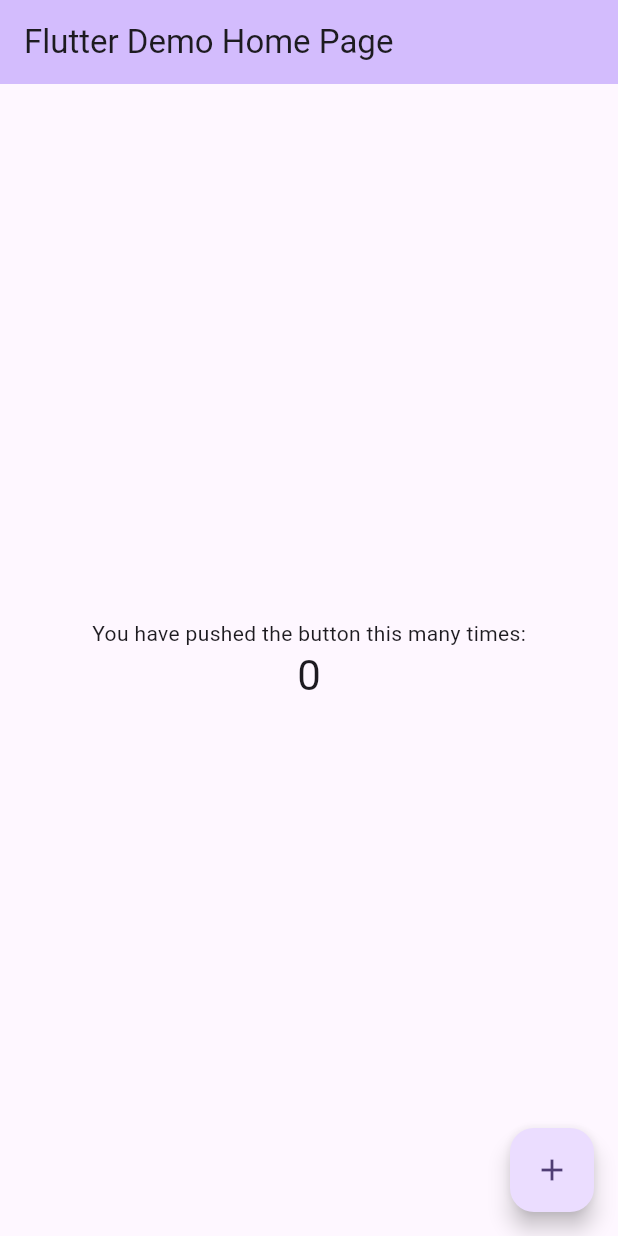
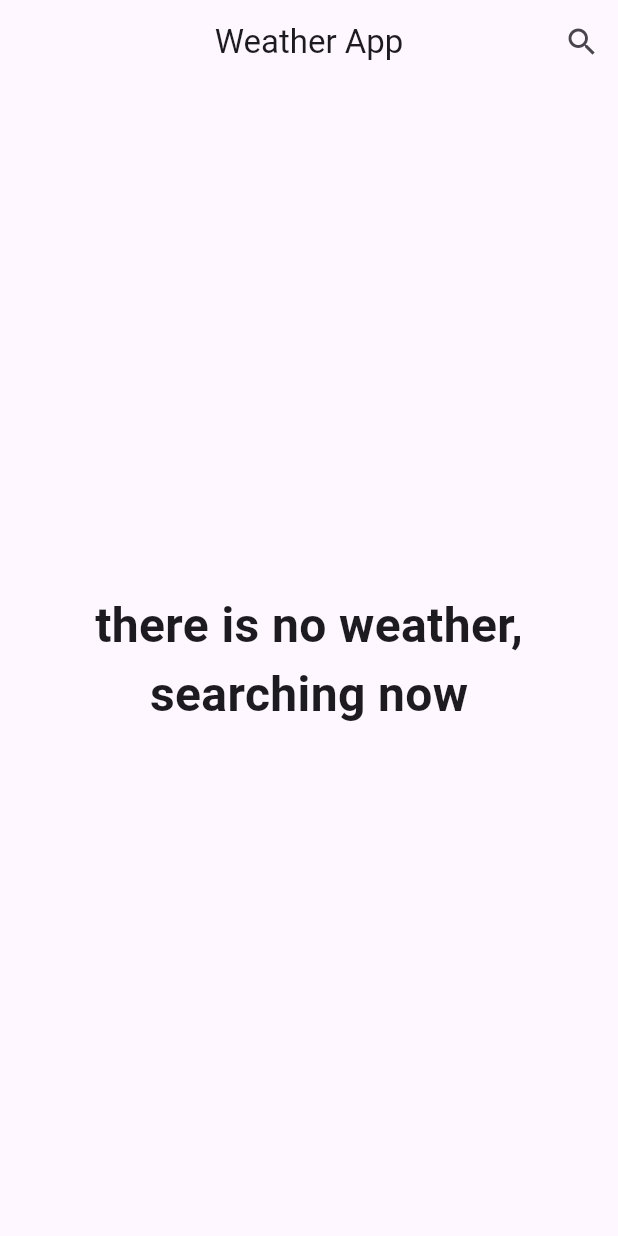
Before and after one commit to OmarFelfel03/weather_app, a Flutter app: the screen it shows after launch, on a phone screen of 412 x 824 dp. Run offline on Flutter 3.47's test engine with Material 3 defaults, Android fonts, the phone set to English and light mode, and no system bars; our stand-ins replace dio.

Commit message:
second commit

```diff
--- a/lib/main.dart
+++ b/lib/main.dart
@@ -1,6 +1,11 @@
+import 'package:dio/dio.dart';
 import 'package:flutter/material.dart';
+import 'package:weather_app/models/weather_model.dart';
+import 'package:weather_app/screens/no_weather_body.dart';
+import 'package:weather_app/screens/weather_body.dart';
+import 'package:weather_app/services/weather_service.dart';
 
-void main() {
+void main() async {
   runApp(const MyApp());
 }
 
@@ -11,112 +16,9 @@ class MyApp extends StatelessWidget {
   @override
   Widget build(BuildContext context) {
     return MaterialApp(
-      title: 'Flutter Demo',
-      theme: ThemeData(
-        // This is the theme of your application.
-        //
-        // TRY THIS: Try running your application with "flutter run". You'll see
-        // the application has a purple toolbar. Then, without quitting the app,
-        // try changing the seedColor in the colorScheme below to Colors.green
-        // and then invoke "hot reload" (save your changes or press the "hot
-        // reload" button in a Flutter-supported IDE, or press "r" if you used
-        // the command line to start the app).
-        //
-        // Notice that the counter didn't reset back to zero; the application
-        // state is not lost during the reload. To reset the state, use hot
-        // restart instead.
-        //
-        // This works for code too, not just values: Most code changes can be
-        // tested with just a hot reload.
-        colorScheme: ColorScheme.fromSeed(seedColor: Colors.deepPurple),
-      ),
-      home: const MyHomePage(title: 'Flutter Demo Home Page'),
+      title: 'weather app',
+      debugShowCheckedModeBanner: false,
+      home: NoWeatherBody(),
     );
   }
 }
-
-class MyHomePage extends StatefulWidget {
-  const MyHomePage({super.key, required this.title});
-
-  // This widget is the home page of your application. It is stateful, meaning
-  // that it has a State object (defined below) that contains fields that affect
-  // how it looks.
-
-  // This class is the configuration for the state. It holds the values (in this
-  // case the title) provided by the parent (in this case the App widget) and
-  // used by the build method of the State. Fields in a Widget subclass are
-  // always marked "final".
-
-  final String title;
-
-  @override
-  State<MyHomePage> createState() => _MyHomePageState();
-}
-
-class _MyHomePageState extends State<MyHomePage> {
-  int _counter = 0;
-
-  void _incrementCounter() {
-    setState(() {
-      // This call to setState tells the Flutter framework that something has
-      // changed in this State, which causes it to rerun the build method below
-      // so that the display can reflect the updated values. If we changed
-      // _counter without calling setState(), then the build method would not be
-      // called again, and so nothing would appear to happen.
-      _counter++;
-    });
-  }
-
-  @override
-  Widget build(BuildContext context) {
-    // This method is rerun every time setState is called, for instance as done
-    // by the _incrementCounter method above.
-    //
-    // The Flutter framework has been optimized to make rerunning build methods
-    // fast, so that you can just rebuild anything that needs updating rather
-    // than having to individually change instances of widgets.
-    return Scaffold(
-      appBar: AppBar(
-        // TRY THIS: Try changing the color here to a specific color (to
-        // Colors.amber, perhaps?) and trigger a hot reload to see the AppBar
-        // change color while the other colors stay the same.
-        backgroundColor: Theme.of(context).colorScheme.inversePrimary,
-        // Here we take the value from the MyHomePage object that was created by
-        // the App.build method, and use it to set our appbar title.
-        title: Text(widget.title),
-      ),
-      body: Center(
-        // Center is a layout widget. It takes a single child and positions it
-        // in the middle of the parent.
-        child: Column(
-          // Column is also a layout widget. It takes a list of children and
-          // arranges them vertically. By default, it sizes itself to fit its
-          // children horizontally, and tries to be as tall as its parent.
-          //
-          // Column has various properties to control how it sizes itself and
-          // how it positions its children. Here we use mainAxisAlignment to
-          // center the children vertically; the main axis here is the vertical
-          // axis because Columns are vertical (the cross axis would be
-          // horizontal).
-          //
-          // TRY THIS: Invoke "debug painting" (choose the "Toggle Debug Paint"
-          // action in the IDE, or press "p" in the console), to see the
-          // wireframe for each widget.
-          mainAxisAlignment: MainAxisAlignment.center,
-          children: <Widget>[
-            const Text('You have pushed the button this many times:'),
-            Text(
-              '$_counter',
-              style: Theme.of(context).textTheme.headlineMedium,
-            ),
-          ],
-        ),
-      ),
-      floatingActionButton: FloatingActionButton(
-        onPressed: _incrementCounter,
-        tooltip: 'Increment',
-        child: const Icon(Icons.add),
-      ), // This trailing comma makes auto-formatting nicer for build methods.
-    );
-  }
-}
--- /dev/null
+++ b/lib/screens/no_weather_body.dart
@@ -0,0 +1,42 @@
+import 'package:flutter/material.dart';
+import 'package:weather_app/screens/search_screen.dart';
+
+class NoWeatherBody extends StatelessWidget {
+  const NoWeatherBody({super.key});
+
+  @override
+  Widget build(BuildContext context) {
+    return Scaffold(
+      appBar: AppBar(
+        centerTitle: true,
+        title: Text("Weather App"),
+        actions: [
+          IconButton(
+            onPressed: () {
+              Navigator.push(
+                context,
+                MaterialPageRoute(builder: (context) => SearchScreen()),
+              );
+            },
+            icon: Icon(Icons.search),
+          ),
+        ],
+      ),
+      body: Center(
+        child: Column(
+          mainAxisAlignment: MainAxisAlignment.center,
+          children: [
+            Text(
+              "there is no weather,",
+              style: TextStyle(fontSize: 32, fontWeight: FontWeight.bold),
+            ),
+            Text(
+              "searching now",
+              style: TextStyle(fontSize: 32, fontWeight: FontWeight.bold),
+            ),
+          ],
+        ),
+      ),
+    );
+  }
+}
--- a/pubspec.yaml
+++ b/pubspec.yaml
@@ -30,6 +30,9 @@ environment:
 dependencies:
   flutter:
     sdk: flutter
+
+  dio: ^5.9.0
+  flutter_bloc: ^9.1.1
 
   # The following adds the Cupertino Icons font to your application.
   # Use with the CupertinoIcons class for iOS style icons.
```
Also changed, not shown: lib/cubits/get_weather_cubit/get_weather_state.dart (added, +7 -0 lines), lib/models/weather_model.dart (added, +31 -0 lines), lib/screens/search_screen.dart (added, +35 -0 lines), lib/screens/weather_body.dart (added, +74 -0 lines), lib/services/weather_service.dart (added, +20 -0 lines), lib/cubits/get_weather_cubit/get_weather_cubit.dart (added), pubspec.lock.
